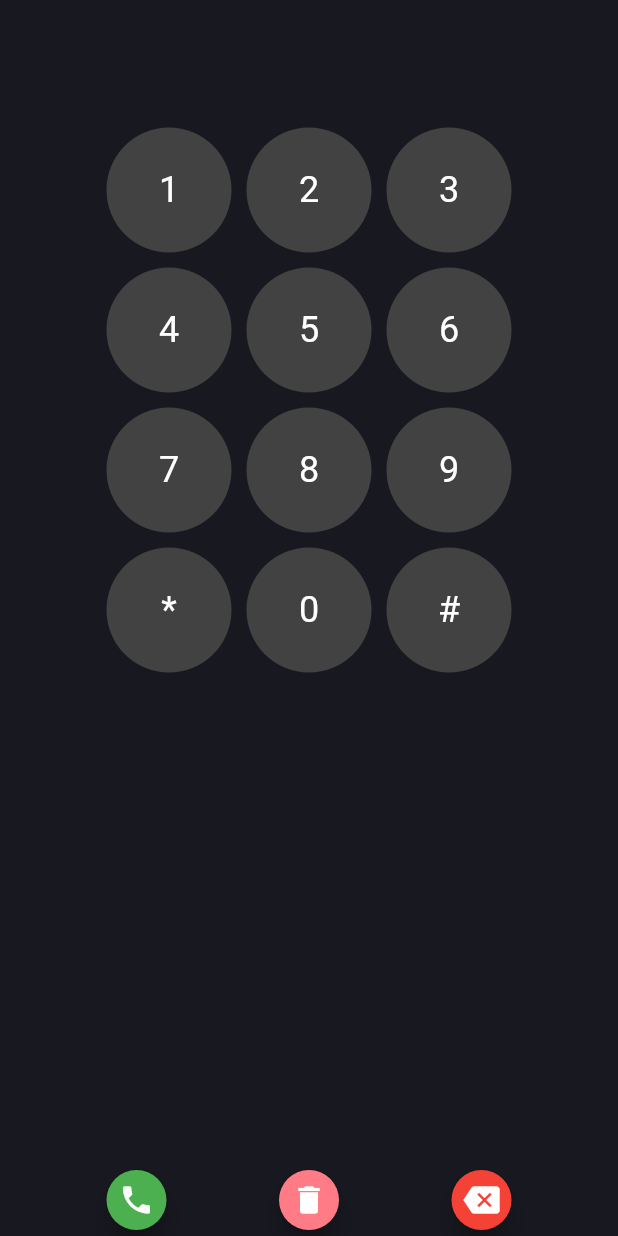
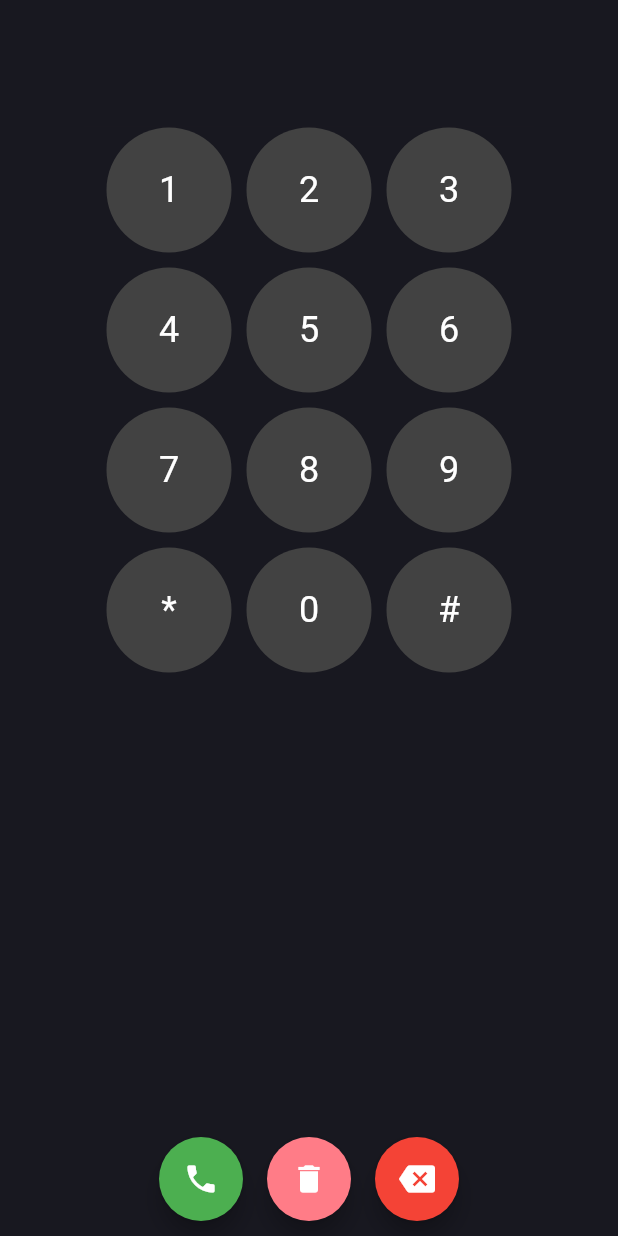
Before and after one commit to JhunNormanAlonzo/RISEMOBILE, a Flutter app: the DialpadWidget screen opened directly, on a phone screen of 412 x 824 dp. Run offline on Flutter 3.47's test engine with Material 3 defaults, Android fonts, the phone set to English and light mode, and no system bars; our stand-ins replace awesome_notifications, connectivity_plus, just_audio, loading_animation_widget, permission_handler and 4 more; missing offline and left inert: audio_session, dart:ffi, flutter_background_service, flutter_encrypt_plus, flutter_file_downloader, flutter_foreground_service and 3 more; accounts and stored records are empty.

Commit message:
modified designs

```diff
--- /dev/null
+++ b/lib/Components/DialButton.dart
@@ -0,0 +1,31 @@
+
+import 'package:flutter/material.dart';
+
+class DialButton extends StatelessWidget {
+  final String number;
+  final VoidCallback onPressed;
+
+  const DialButton({super.key, required this.number, required this.onPressed});
+
+  @override
+  Widget build(BuildContext context) {
+    return GestureDetector(
+      onTap: onPressed,
+      child: Container(
+        decoration: BoxDecoration(
+          shape: BoxShape.circle,
+          color: Colors.grey[800],
+        ),
+        child: Center(
+          child: Text(
+            number,
+            style: const TextStyle(
+              color: Colors.white,
+              fontSize: 24.0,
+            ),
+          ),
+        ),
+      ),
+    );
+  }
+}
--- a/lib/Resources/MyAudio.dart
+++ b/lib/Resources/MyAudio.dart
@@ -63,7 +63,7 @@ class MyAudio{
     await player.play();
   }
 
-  void stop() async{
+  Future<void> stop() async{
     await player.stop();
     isPlaying = false;
   }
--- a/lib/Views/Master/DialpadWidget.dart
+++ b/lib/Views/Master/DialpadWidget.dart
@@ -1,27 +1,22 @@
-
-import 'dart:ui';
-
-import 'package:flutter/cupertino.dart';
 import 'package:flutter/material.dart';
 import 'package:flutter_background_service/flutter_background_service.dart';
 import 'package:provider/provider.dart';
+import 'package:rise/Components/DialButton.dart';
 import 'package:rise/Components/InputField.dart';
 import 'package:rise/Controllers/ApiController.dart';
-import 'package:rise/Controllers/JanusController.dart';
 import 'package:rise/Controllers/StorageController.dart';
+import 'package:rise/Resources/Pallete.dart';
 import 'package:rise/Resources/Provider/CallProvider.dart';
-import 'package:rise/Resources/Pallete.dart';
 import 'package:vibration/vibration.dart';
 
+class DialpadWidget extends StatefulWidget {
+  const DialpadWidget({super.key});
 
-
-class DialpadWidget extends StatefulWidget {
   @override
   _DialpadWidgetState createState() => _DialpadWidgetState();
 }
 
 class _DialpadWidgetState extends State<DialpadWidget> {
-
   final List<String> dialPadNumbers = [
     '1', '2', '3',
     '4', '5', '6',
@@ -93,15 +88,22 @@ class _DialpadWidgetState extends State<DialpadWidget> {
     debugPrint("input value : $inputNumber");
     debugPrint("controller value : ${_controller.text}");
   }
-
   @override
   Widget build(BuildContext context) {
     final callProvider = Provider.of<CallProvider>(context, listen: false);
-    final height = MediaQuery.sizeOf(context).height;
     final width = MediaQuery.sizeOf(context).width;
     final padding = (width * 0.6/ 3.5).ceil();
+
+    // Calculate the width of the buttons including the spacing between them
+    double buttonWidth = 56.0; // Width of FloatingActionButton by default
+    double spacing = 16.0; // Spacing between buttons
+    double totalWidth = (buttonWidth * 3) + (spacing * 2); // 3 buttons, 2 spaces
+
     return Scaffold(
-      body: Column(
+      bottomNavigationBar: Stack(
+        clipBehavior: Clip.none, // Allows overflow of the floating buttons
+        children: [
+          Column(
             children: [
               InputField(
                 placeholder: "",
@@ -137,8 +139,13 @@ class _DialpadWidgetState extends State<DialpadWidget> {
                   ),
                 ),
               ),
-          Row(
-            mainAxisAlignment: MainAxisAlignment.spaceEvenly,
+            ],
+          ),
+          Positioned(
+            bottom: 10.0, // Adjust to control how much the buttons overlap
+            left: (MediaQuery.of(context).size.width - totalWidth) / 2, // Center the row of buttons
+            child: Row(
+              mainAxisAlignment: MainAxisAlignment.center,
               children: [
                 FloatingActionButton(
                   onPressed: () {
@@ -147,57 +154,27 @@ class _DialpadWidgetState extends State<DialpadWidget> {
                   },
                   backgroundColor: Colors.green,
                   shape: const CircleBorder(),
-                mini: true,
                   child: const Icon(Icons.phone, color: Colors.white),
                 ),
+                SizedBox(width: spacing),
                 FloatingActionButton(
                   onPressed: _onClearPressed,
                   backgroundColor: Pallete.gradient3,
                   shape: const CircleBorder(),
-                mini: true,
                   child: const Icon(Icons.delete, color: Colors.white),
                 ),
+                SizedBox(width: spacing),
                 FloatingActionButton(
                   onPressed: _onBackspacePressed,
                   backgroundColor: Colors.red,
                   shape: const CircleBorder(),
-                mini: true,
                   child: const Icon(Icons.backspace, color: Colors.white),
                 ),
               ],
-          )
-
+            ),
+          ),
         ],
       ),
     );
   }
 }
-
-class DialButton extends StatelessWidget {
-  final String number;
-  final VoidCallback onPressed;
-
-  const DialButton({super.key, required this.number, required this.onPressed});
-
-  @override
-  Widget build(BuildContext context) {
-    return GestureDetector(
-      onTap: onPressed,
-      child: Container(
-        decoration: BoxDecoration(
-          shape: BoxShape.circle,
-          color: Colors.grey[800],
-        ),
-        child: Center(
-          child: Text(
-            number,
-            style: const TextStyle(
-              color: Colors.white,
-              fontSize: 24.0,
-            ),
-          ),
-        ),
-      ),
-    );
-  }
-}
--- a/lib/Views/Master/OnCallWidget.dart
+++ b/lib/Views/Master/OnCallWidget.dart
@@ -13,6 +13,7 @@ import 'package:flutter_foreground_service/flutter_foreground_service.dart';
 import 'package:lecle_volume_flutter/lecle_volume_flutter.dart';
 import 'package:loading_animation_widget/loading_animation_widget.dart';
 import 'package:provider/provider.dart';
+import 'package:rise/Components/DialButton.dart';
 import 'package:rise/Controllers/StorageController.dart';
 import 'package:rise/Resources/DatabaseConnection.dart';
 import 'package:rise/Resources/Function.dart';
@@ -20,7 +21,7 @@ import 'package:rise/Resources/MyAudio.dart';
 import 'package:rise/Resources/Pallete.dart';
 import 'package:rise/Resources/Provider/CallProvider.dart';
 import 'package:rise/Resources/Provider/NavigationProvider.dart';
-import 'package:rise/Views/Master/DialpadWidget.dart';
+import 'package:rise/Views/Master/TestingWidget.dart';
 
 
 class OnCallWidget extends StatefulWidget {
```
Also changed, not shown: lib/Resources/AwesomeNotificationHandler.dart (+5 -14 lines), lib/Views/Master/MainFrame.dart (+80 -30 lines), lib/Views/Master/TestingWidget.dart (added, +48 -0 lines). Lines whose indentation alone changed are shown as unchanged.
